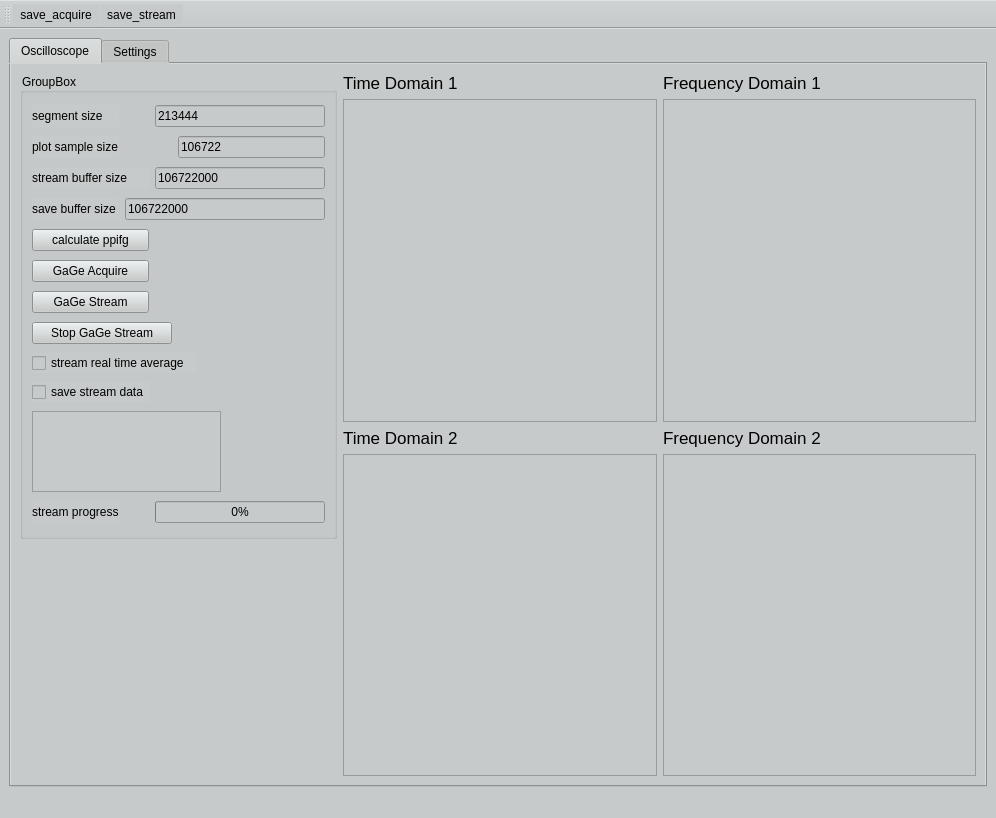
First picture: the form in main_window/form.ui, repository UCBoulder/GaGe_Digitzer_Python, before the edit.
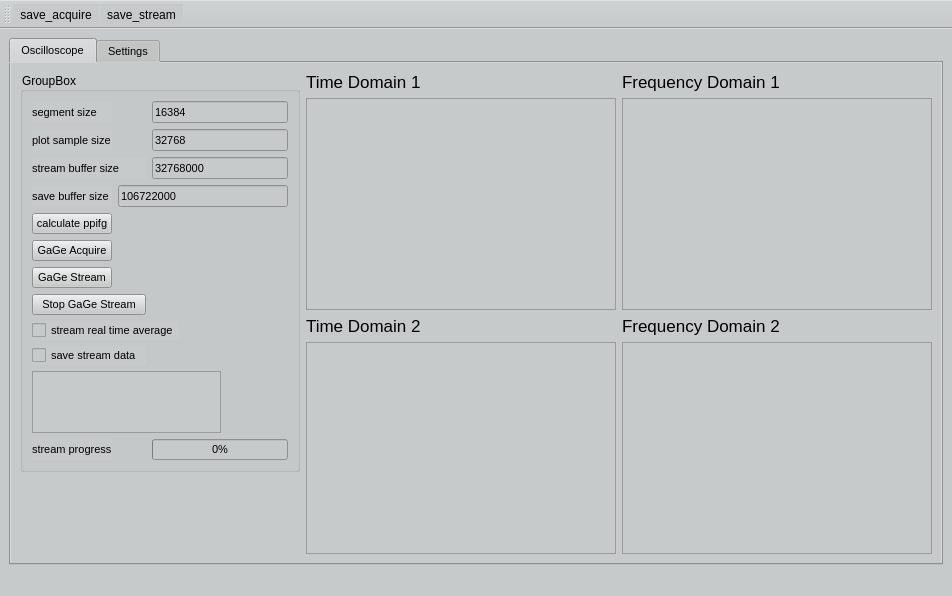
Second picture: the form after the edit. Icons and pictures are not drawn. Custom widgets are drawn as their Qt base class.

Diff of the .ui file:
```diff
--- a/main_window/form.ui
+++ b/main_window/form.ui
@@ -6,8 +6,8 @@
    <rect>
     <x>0</x>
     <y>0</y>
-    <width>996</width>
-    <height>818</height>
+    <width>952</width>
+    <height>596</height>
    </rect>
   </property>
   <property name="windowTitle">
@@ -21,6 +21,11 @@
    <layout class="QGridLayout" name="gridLayout_4">
     <item row="0" column="0">
      <widget class="QTabWidget" name="tabWidget">
+      <property name="font">
+       <font>
+        <pointsize>8</pointsize>
+       </font>
+      </property>
       <property name="currentIndex">
        <number>0</number>
       </property>
@@ -33,14 +38,14 @@
          <widget class="QGroupBox" name="groupBox">
           <property name="minimumSize">
            <size>
-            <width>317</width>
-            <height>466</height>
+            <width>280</width>
+            <height>400</height>
            </size>
           </property>
           <property name="maximumSize">
            <size>
-            <width>317</width>
-            <height>466</height>
+            <width>280</width>
+            <height>400</height>
            </size>
           </property>
           <property name="title">
@@ -49,68 +54,113 @@
           <layout class="QGridLayout" name="gridLayout">
            <item row="0" column="0">
             <widget class="QLabel" name="label_2">
+             <property name="font">
+              <font>
+               <pointsize>8</pointsize>
+              </font>
+             </property>
              <property name="text">
               <string>segment size</string>
              </property>
             </widget>
            </item>
-           <item row="0" column="2" colspan="3">
+           <item row="0" column="2" colspan="2">
             <widget class="QLineEdit" name="le_segmentsize">
+             <property name="font">
+              <font>
+               <pointsize>8</pointsize>
+              </font>
+             </property>
              <property name="text">
-              <string>213444</string>
+              <string>16384</string>
              </property>
             </widget>
            </item>
            <item row="1" column="0">
             <widget class="QLabel" name="label_11">
+             <property name="font">
+              <font>
+               <pointsize>8</pointsize>
+              </font>
+             </property>
              <property name="text">
               <string>plot sample size</string>
              </property>
             </widget>
            </item>
-           <item row="1" column="3" colspan="2">
+           <item row="1" column="2" colspan="2">
             <widget class="QLineEdit" name="le_plotsamplesize">
+             <property name="font">
+              <font>
+               <pointsize>8</pointsize>
+              </font>
+             </property>
              <property name="text">
-              <string>106722</string>
+              <string>32768</string>
              </property>
             </widget>
            </item>
            <item row="2" column="0" colspan="2">
             <widget class="QLabel" name="label_3">
+             <property name="font">
+              <font>
+               <pointsize>8</pointsize>
+              </font>
+             </property>
              <property name="text">
               <string>stream buffer size</string>
              </property>
             </widget>
            </item>
-           <item row="2" column="2" colspan="3">
+           <item row="2" column="2" colspan="2">
             <widget class="QLineEdit" name="le_buffersize">
+             <property name="font">
+              <font>
+               <pointsize>8</pointsize>
+              </font>
+             </property>
              <property name="text">
-              <string>106722000</string>
+              <string>32768000</string>
              </property>
             </widget>
            </item>
            <item row="3" column="0">
             <widget class="QLabel" name="label_9">
+             <property name="font">
+              <font>
+               <pointsize>8</pointsize>
+              </font>
+             </property>
              <property name="text">
               <string>save buffer size</string>
              </property>
             </widget>
            </item>
-           <item row="3" column="1" colspan="4">
+           <item row="3" column="1" colspan="3">
             <widget class="QLineEdit" name="le_savebuffersize">
+             <property name="font">
+              <font>
+               <pointsize>8</pointsize>
+              </font>
+             </property>
              <property name="text">
               <string>106722000</string>
              </property>
             </widget>
            </item>
-           <item row="4" column="0" colspan="2">
+           <item row="4" column="0">
             <widget class="QPushButton" name="pb_calc_ppifg">
+             <property name="font">
+              <font>
+               <pointsize>8</pointsize>
+              </font>
+             </property>
              <property name="text">
               <string>calculate ppifg</string>
              </property>
             </widget>
            </item>
-           <item row="4" column="3" colspan="2">
+           <item row="4" column="2" colspan="2">
             <spacer name="horizontalSpacer">
              <property name="orientation">
               <enum>Qt::Horizontal</enum>
@@ -123,28 +173,43 @@
              </property>
             </spacer>
            </item>
-           <item row="5" column="0" colspan="2">
+           <item row="5" column="0">
             <widget class="QPushButton" name="pb_gage_acquire">
+             <property name="font">
+              <font>
+               <pointsize>8</pointsize>
+              </font>
+             </property>
              <property name="text">
               <string>GaGe Acquire</string>
              </property>
             </widget>
            </item>
-           <item row="6" column="0" colspan="2">
+           <item row="6" column="0">
             <widget class="QPushButton" name="pb_gage_stream">
+             <property name="font">
+              <font>
+               <pointsize>8</pointsize>
+              </font>
+             </property>
              <property name="text">
               <string>GaGe Stream</string>
              </property>
             </widget>
            </item>
-           <item row="7" column="0" colspan="3">
+           <item row="7" column="0" colspan="2">
             <widget class="QPushButton" name="pb_stop_gage_stream">
+             <property name="font">
+              <font>
+               <pointsize>8</pointsize>
+              </font>
+             </property>
              <property name="text">
               <string>Stop GaGe Stream</string>
              </property>
             </widget>
            </item>
-           <item row="7" column="4">
+           <item row="7" column="3">
             <spacer name="horizontalSpacer_5">
              <property name="orientation">
               <enum>Qt::Horizontal</enum>
@@ -157,21 +222,34 @@
              </property>
             </spacer>
            </item>
-           <item row="8" column="0" colspan="4">
+           <item row="8" column="0" colspan="3">
             <widget class="QCheckBox" name="cb_average">
+             <property name="font">
+              <font>
+               <pointsize>8</pointsize>
+              </font>
+             </property>
              <property name="text">
               <string>stream real time average</string>
              </property>
+             <property name="checkable">
+              <bool>false</bool>
+             </property>
             </widget>
            </item>
            <item row="9" column="0" colspan="2">
             <widget class="QCheckBox" name="cb_save_stream">
+             <property name="font">
+              <font>
+               <pointsize>8</pointsize>
+              </font>
+             </property>
              <property name="text">
               <string>save stream data</string>
              </property>
             </widget>
            </item>
-           <item row="10" column="0" colspan="5">
+           <item row="10" column="0" colspan="4">
             <widget class="QTextBrowser" name="tb_monitor">
              <property name="maximumSize">
               <size>
@@ -179,17 +257,32 @@
                <height>81</height>
               </size>
              </property>
+             <property name="font">
+              <font>
+               <pointsize>8</pointsize>
+              </font>
+             </property>
             </widget>
            </item>
            <item row="11" column="0">
             <widget class="QLabel" name="label_10">
+             <property name="font">
+              <font>
+               <pointsize>8</pointsize>
+              </font>
+             </property>
              <property name="text">
               <string>stream progress</string>
              </property>
             </widget>
            </item>
-           <item row="11" column="2" colspan="3">
+           <item row="11" column="2" colspan="2">
             <widget class="QProgressBar" name="pb">
+             <property name="font">
+              <font>
+               <pointsize>8</pointsize>
+              </font>
+             </property>
              <property name="value">
               <number>0</number>
              </property>
@@ -269,8 +362,8 @@
           </property>
           <property name="sizeHint" stdset="0">
            <size>
-            <width>20</width>
-            <height>160</height>
+            <width>17</width>
+            <height>45</height>
            </size>
           </property>
          </spacer>
```
Left out of the diff: 14 changed lines with no effect on the pictures.
